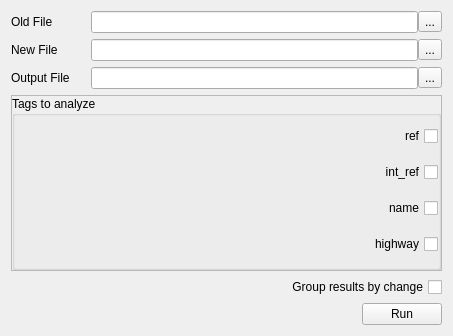
Old version of the form design.ui in the repository KaartGroup/Chameleon.
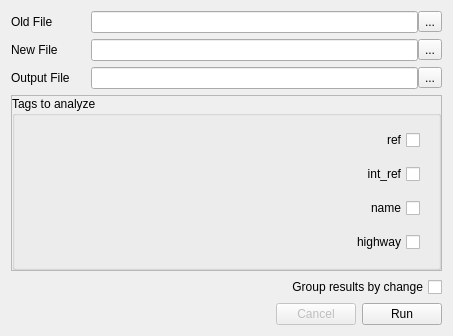
New version of the form.

Commit message: Improving GUI spacing and sizing

```diff
--- a/design.ui
+++ b/design.ui
@@ -25,7 +25,7 @@
   <property name="maximumSize">
    <size>
     <width>16777215</width>
-    <height>336</height>
+    <height>1000</height>
    </size>
   </property>
   <property name="windowTitle">
@@ -33,6 +33,9 @@
   </property>
   <widget class="QWidget" name="centralWidget">
    <layout class="QVBoxLayout" name="verticalLayout">
+    <property name="sizeConstraint">
+     <enum>QLayout::SetMinimumSize</enum>
+    </property>
     <item>
      <layout class="QHBoxLayout" name="oldHLayout">
       <property name="spacing">
@@ -186,6 +189,9 @@
           <string>Tags to analyze</string>
          </property>
          <layout class="QVBoxLayout" name="verticalLayout_3">
+          <property name="spacing">
+           <number>0</number>
+          </property>
           <property name="leftMargin">
            <number>0</number>
           </property>
@@ -199,44 +205,184 @@
            <number>0</number>
           </property>
           <item>
-           <widget class="QCheckBox" name="refBox">
-            <property name="layoutDirection">
-             <enum>Qt::RightToLeft</enum>
+           <layout class="QHBoxLayout" name="horizontalLayout_3">
+            <property name="leftMargin">
+             <number>0</number>
             </property>
-            <property name="text">
-             <string>ref</string>
+            <property name="topMargin">
+             <number>0</number>
             </property>
-           </widget>
+            <property name="rightMargin">
+             <number>0</number>
+            </property>
+            <property name="bottomMargin">
+             <number>0</number>
+            </property>
+            <item>
+             <widget class="QCheckBox" name="refBox">
+              <property name="layoutDirection">
+               <enum>Qt::RightToLeft</enum>
+              </property>
+              <property name="text">
+               <string>ref</string>
+              </property>
+             </widget>
+            </item>
+            <item>
+             <widget class="QLabel" name="refProgress">
+              <property name="minimumSize">
+               <size>
+                <width>12</width>
+                <height>12</height>
+               </size>
+              </property>
+              <property name="maximumSize">
+               <size>
+                <width>12</width>
+                <height>12</height>
+               </size>
+              </property>
+              <property name="text">
+               <string/>
+              </property>
+             </widget>
+            </item>
+           </layout>
           </item>
           <item>
-           <widget class="QCheckBox" name="int_refBox">
-            <property name="layoutDirection">
-             <enum>Qt::RightToLeft</enum>
+           <layout class="QHBoxLayout" name="horizontalLayout_4">
+            <property name="leftMargin">
+             <number>0</number>
             </property>
-            <property name="text">
-             <string>int_ref</string>
+            <property name="topMargin">
+             <number>0</number>
             </property>
-           </widget>
+            <property name="rightMargin">
+             <number>0</number>
+            </property>
+            <property name="bottomMargin">
+             <number>0</number>
+            </property>
+            <item>
+             <widget class="QCheckBox" name="int_refBox">
+              <property name="layoutDirection">
+               <enum>Qt::RightToLeft</enum>
+              </property>
+              <property name="text">
+               <string>int_ref</string>
+              </property>
+             </widget>
+            </item>
+            <item>
+             <widget class="QLabel" name="int_refProgress">
+              <property name="minimumSize">
+               <size>
+                <width>12</width>
+                <height>12</height>
+               </size>
+              </property>
+              <property name="maximumSize">
+               <size>
+                <width>12</width>
+                <height>12</height>
+               </size>
+              </property>
+              <property name="text">
+               <string/>
+              </property>
+             </widget>
+            </item>
+           </layout>
           </item>
           <item>
-           <widget class="QCheckBox" name="nameBox">
-            <property name="layoutDirection">
-             <enum>Qt::RightToLeft</enum>
+           <layout class="QHBoxLayout" name="horizontalLayout_5">
+            <property name="leftMargin">
+             <number>0</number>
             </property>
-            <property name="text">
-             <string>name</string>
+            <property name="topMargin">
+             <number>0</number>
             </property>
-           </widget>
+            <property name="rightMargin">
+             <number>0</number>
+            </property>
+            <property name="bottomMargin">
+             <number>0</number>
+            </property>
+            <item>
+             <widget class="QCheckBox" name="nameBox">
+              <property name="layoutDirection">
+               <enum>Qt::RightToLeft</enum>
+              </property>
+              <property name="text">
+               <string>name</string>
+              </property>
+             </widget>
+            </item>
+            <item>
+             <widget class="QLabel" name="nameProgress">
+              <property name="minimumSize">
+               <size>
+                <width>12</width>
+                <height>12</height>
+               </size>
+              </property>
+              <property name="maximumSize">
+               <size>
+                <width>12</width>
+                <height>12</height>
+               </size>
+              </property>
+              <property name="text">
+               <string/>
+              </property>
+             </widget>
+            </item>
+           </layout>
           </item>
           <item>
-           <widget class="QCheckBox" name="highwayBox">
-            <property name="layoutDirection">
-             <enum>Qt::RightToLeft</enum>
+           <layout class="QHBoxLayout" name="horizontalLayout_6">
+            <property name="leftMargin">
+             <number>0</number>
             </property>
-            <property name="text">
-             <string>highway</string>
+            <property name="topMargin">
+             <number>0</number>
             </property>
-           </widget>
+            <property name="rightMargin">
+             <number>0</number>
+            </property>
+            <property name="bottomMargin">
+             <number>0</number>
+            </property>
+            <item>
+             <widget class="QCheckBox" name="highwayBox">
+              <property name="layoutDirection">
+               <enum>Qt::RightToLeft</enum>
+              </property>
+              <property name="text">
+               <string>highway</string>
+              </property>
+             </widget>
+            </item>
+            <item>
+             <widget class="QLabel" name="highwayProgress">
+              <property name="minimumSize">
+               <size>
+                <width>12</width>
+                <height>12</height>
+               </size>
+              </property>
+              <property name="maximumSize">
+               <size>
+                <width>12</width>
+                <height>12</height>
+               </size>
+              </property>
+              <property name="text">
+               <string/>
+              </property>
+             </widget>
+            </item>
+           </layout>
           </item>
          </layout>
         </widget>
@@ -286,6 +432,25 @@
         </property>
        </spacer>
       </item>
+      <item>
+       <widget class="QPushButton" name="cancelButton">
+        <property name="enabled">
+         <bool>false</bool>
+        </property>
+        <property name="sizePolicy">
+         <sizepolicy hsizetype="Fixed" vsizetype="Fixed">
+          <horstretch>0</horstretch>
+          <verstretch>0</verstretch>
+         </sizepolicy>
+        </property>
+        <property name="text">
+         <string>Cancel</string>
+        </property>
+        <property name="flat">
+         <bool>false</bool>
+        </property>
+       </widget>
+      </item>
       <item>
        <widget class="QPushButton" name="runButton">
         <property name="sizePolicy">
```
Left out of the diff: 30 changed lines with no effect on the pictures.
